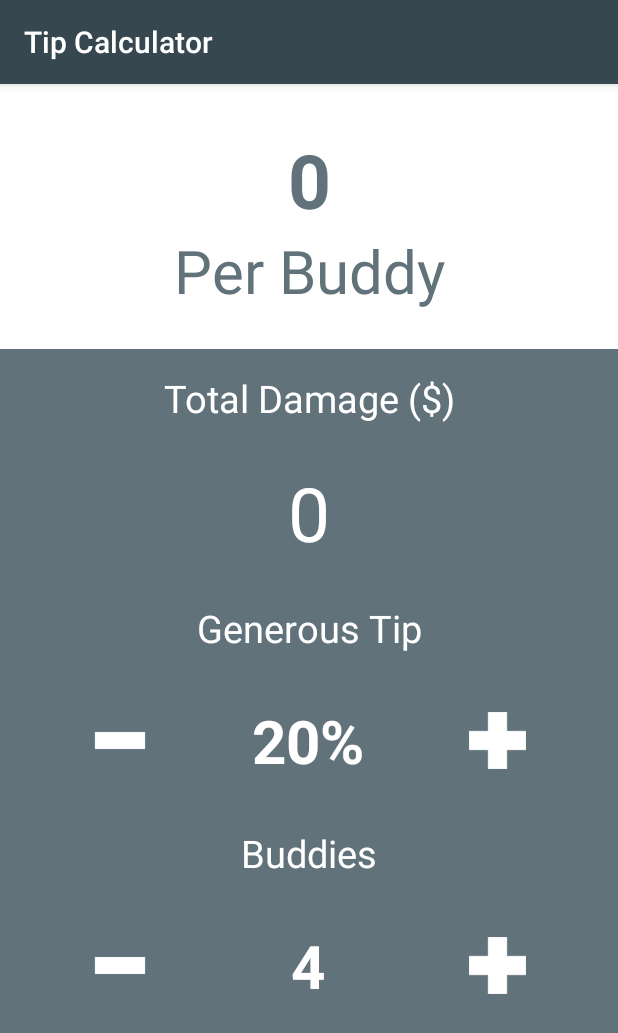
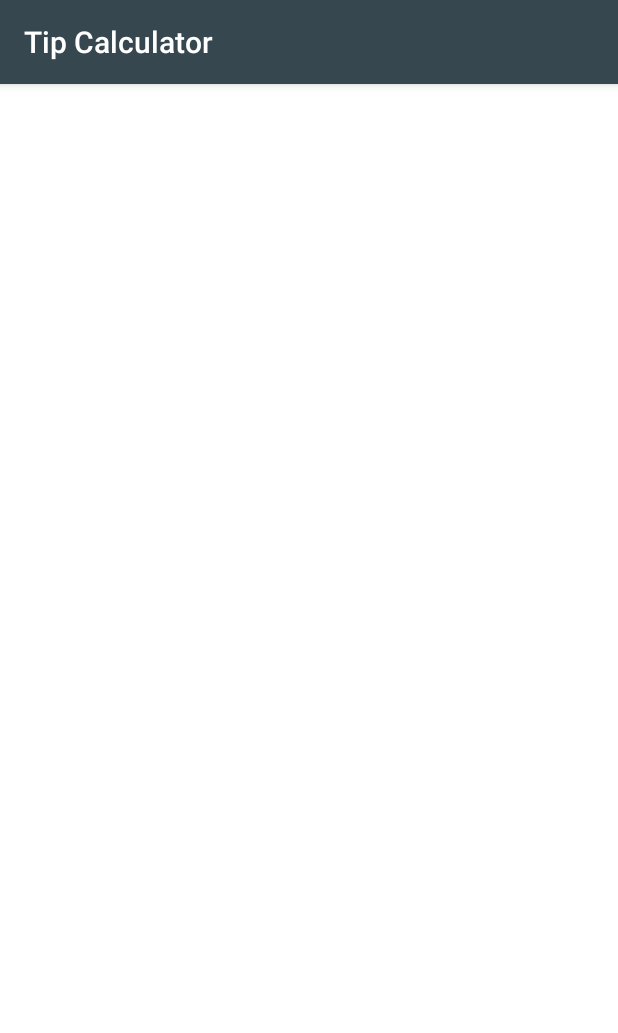
Before and after one commit to lawreyios/tipcalculator, an Android app: the screen it shows after launch (MainActivity), on a phone screen of 412 x 824 dp. Shown: the top 1033 px of the screen. Run offline under Robolectric (Android 15) with nearby library versions, the phone set to English and light mode, and no system bars.

Commit message:
Clear and Add TODOs

```diff
--- a/app/src/main/java/com/raywenderlich/android/tipcalculator/MainActivity.kt
+++ b/app/src/main/java/com/raywenderlich/android/tipcalculator/MainActivity.kt
@@ -2,16 +2,15 @@ package com.raywenderlich.android.tipcalculator
 
 import android.os.Bundle
 import android.support.v7.app.AppCompatActivity
-import android.text.Editable
-import android.text.TextWatcher
-import android.view.View
 import android.widget.EditText
 import android.widget.ImageButton
 import android.widget.TextView
 
 const val HUNDRED_PERCENT = 100.00
 
-class MainActivity : AppCompatActivity(), View.OnClickListener, TextWatcher {
+//TODO #7: Implements Button Listener
+//TODO #14: Implements TextWatcher
+class MainActivity : AppCompatActivity() {
 
     // Top Section
     private lateinit var expensePerPersonTextView: TextView
@@ -38,77 +37,32 @@ class MainActivity : AppCompatActivity(), View.OnClickListener, TextWatcher {
     }
 
     private fun initViews() {
-        expensePerPersonTextView = findViewById(R.id.expensePerPersonTextView)
-        billEditText = findViewById(R.id.billEditText)
-        billEditText.addTextChangedListener(this)
-
-        addTipButton = findViewById(R.id.addTipButton)
-        addTipButton.setOnClickListener(this)
-        tipTextView = findViewById(R.id.tipTextView)
-        subtractTipButton = findViewById(R.id.subtractTipButton)
-        subtractTipButton.setOnClickListener(this)
-
-        addPeopleButton = findViewById(R.id.addPeopleButton)
-        addPeopleButton.setOnClickListener(this)
-        numberOfPeopleTextView = findViewById(R.id.numberOfPeopleTextView)
-        subtractPeopleButton = findViewById(R.id.subtractPeopleButton)
-        subtractPeopleButton.setOnClickListener(this)
+        //TODO #6: Connect the Views
+        //TODO #8: Bind Buttons to Listener
+        //TODO #15: Bind EditText to TextWatcher
     }
 
     private fun calculateExpense() {
-
-        val totalBill = billEditText.text.toString().toDouble()
-
-        val totalExpense = ((HUNDRED_PERCENT + tipPercent) / HUNDRED_PERCENT) * totalBill
-        val individualExpense = totalExpense / numberOfPeople
-
-        expensePerPersonTextView.text = String.format("$%.2f", individualExpense)
-
+        //TODO #17: Implement and call calculateExpense as required
     }
 
-    override fun onClick(v: View?) {
-        when (v?.id) {
-            R.id.addTipButton -> incrementTip()
-            R.id.subtractTipButton -> decrementTip()
-            R.id.addPeopleButton -> incrementPeople()
-            R.id.subtractPeopleButton -> decrementPeople()
-        }
-    }
+    //TODO #9: Override onClick and implement a switch case to handle multiple buttons
 
     private fun incrementTip() {
-        tipPercent += 5
-        tipTextView.text = String.format("%d%%", tipPercent)
-        calculateExpense()
+        //TODO #10: Implement Tip Increment
     }
 
     private fun decrementTip() {
-        if (tipPercent != 0) {
-            tipPercent -= 5
-            tipTextView.text = String.format("%d%%", tipPercent)
-            calculateExpense()
-        }
+        //TODO #11: Implement Tip Decrement
     }
 
     private fun incrementPeople() {
-        numberOfPeople += 1
-        numberOfPeopleTextView.text = numberOfPeople.toString()
-        calculateExpense()
+        //TODO #12: Implement People Increment
     }
 
     private fun decrementPeople() {
-        if (numberOfPeople != 0) {
-            numberOfPeople -= 1
-            numberOfPeopleTextView.text = numberOfPeople.toString()
-            calculateExpense()
-        }
+        //TODO #13: Implement People Decrement
     }
 
-    override fun onTextChanged(s: CharSequence?, start: Int, before: Int, count: Int) {
-        if (!billEditText.text.isEmpty()) {
-            calculateExpense()
-        }
-    }
-
-    override fun afterTextChanged(s: Editable?) {}
-    override fun beforeTextChanged(s: CharSequence?, start: Int, count: Int, after: Int) {}
+    //TODO #16: Implement onTextChanged, beforeTextChanged & afterTextChanged
 }
--- a/app/src/main/res/layout/activity_main.xml
+++ b/app/src/main/res/layout/activity_main.xml
@@ -8,135 +8,28 @@
         android:background="@color/colorWhite"
         tools:context=".MainActivity">
 
-    <TextView
-            android:id="@+id/expensePerPersonTextView"
-            android:layout_width="match_parent"
-            android:layout_height="wrap_content"
-            android:textAlignment="center"
-            android:paddingTop="30dp"
-            style="@style/h1Bold"
-            android:textColor="@color/colorAccent"
-            android:text="0"/>
+    <!-- TODO #1: Build Expense Section-->
+    <!-- TODO #1a: Add an Expense TextView-->
+    <!-- TODO #1b: Add an Expense Static TextView-->
 
-    <TextView
-            android:layout_width="match_parent"
-            android:layout_height="wrap_content"
-            android:textAlignment="center"
-            android:paddingBottom="25dp"
-            style="@style/h2"
-            android:textColor="@color/colorAccent"
-            android:text="@string/perPersonStaticText"/>
+        <!-- TODO #2: Add Inputs Linear Layout-->
 
-    <LinearLayout
-            android:layout_width="match_parent"
-            android:layout_height="match_parent"
-            android:orientation="vertical"
-            android:background="@color/colorAccent">
+            <!-- TODO #3: Build Bill Section-->
+            <!-- TODO #3a: Add Bill Static TextView-->
+            <!-- TODO #3b: Add Bill EditText-->
 
-        <TextView
-                android:layout_margin="15dp"
-                android:layout_width="match_parent"
-                android:layout_height="wrap_content"
-                android:textColor="@color/colorWhite"
-                android:textAlignment="center"
-                style="@style/h4"
-                android:text="@string/billStaticText"/>
+            <!-- TODO #4: Build Tip Section-->
+            <!-- TODO #4a: Add Tip Static TextView-->
+            <!-- TODO #4b: Add Tip Linear Layout-->
+                <!-- TODO #4c: Add Tip Plus ImageButton-->
+                <!-- TODO #4d: Add Tip TextView-->
+                <!-- TODO #4d: Add Tip Minus ImageButton-->
 
-        <EditText
-                android:id="@+id/billEditText"
-                android:layout_width="match_parent"
-                android:layout_height="wrap_content"
-                android:textColor="@color/colorWhite"
-                android:inputType="numberDecimal"
-                android:maxLines="1"
-                android:textAlignment="center"
-                android:textSize="50sp"
-                style="@style/h4"
-                android:text="0"/>
-
-        <TextView
-                android:layout_margin="15dp"
-                android:layout_width="match_parent"
-                android:layout_height="wrap_content"
-                android:textColor="@color/colorWhite"
-                android:textAlignment="center"
-                android:textSize="25sp"
-                style="@style/h4"
-                android:text="@string/tipStaticText"/>
-
-        <LinearLayout
-                android:layout_width="match_parent"
-                android:layout_height="wrap_content"
-                android:orientation="horizontal">
-
-            <ImageButton
-                    android:id="@+id/subtractTipButton"
-                    style="@style/operationButton"
-                    android:layout_marginLeft="20dp"
-                    android:layout_marginStart="20dp"
-                    android:src="@drawable/subtract"/>
-
-            <TextView
-                    android:id="@+id/tipTextView"
-                    android:layout_margin="15dp"
-                    android:layout_width="0dp"
-                    android:layout_height="wrap_content"
-                    android:textColor="@color/colorWhite"
-                    android:textAlignment="center"
-                    android:layout_weight="1"
-                    style="@style/h2Bold"
-                    android:text="20%"/>
-
-            <ImageButton
-                    android:id="@+id/addTipButton"
-                    style="@style/operationButton"
-                    android:layout_marginEnd="20dp"
-                    android:layout_marginRight="20dp"
-                    android:src="@drawable/add"/>
-
-        </LinearLayout>
-
-        <TextView
-                android:layout_margin="15dp"
-                android:layout_width="match_parent"
-                android:layout_height="wrap_content"
-                android:textColor="@color/colorWhite"
-                android:textAlignment="center"
-                style="@style/h4"
-                android:text="@string/numberOfPeopleStaticText"/>
-
-        <LinearLayout
-                android:layout_width="match_parent"
-                android:layout_height="wrap_content"
-                android:orientation="horizontal">
-
-            <ImageButton
-                    android:id="@+id/subtractPeopleButton"
-                    style="@style/operationButton"
-                    android:layout_marginStart="20dp"
-                    android:layout_marginLeft="20dp"
-                    android:src="@drawable/subtract"/>
-
-            <TextView
-                    android:id="@+id/numberOfPeopleTextView"
-                    android:layout_margin="15dp"
-                    android:layout_width="0dp"
-                    android:layout_height="wrap_content"
-                    android:textColor="@color/colorWhite"
-                    android:textAlignment="center"
-                    android:layout_weight="1"
-                    style="@style/h2Bold"
-                    android:text="4"/>
-
-            <ImageButton
-                    android:id="@+id/addPeopleButton"
-                    style="@style/operationButton"
-                    android:layout_marginRight="20dp"
-                    android:layout_marginEnd="20dp"
-                    android:src="@drawable/add"/>
-
-        </LinearLayout>
-
-    </LinearLayout>
+            <!-- TODO #5: Build People Section-->
+            <!-- TODO #5a: Add People Static TextView-->
+            <!-- TODO #5b: Add People Linear Layout-->
+                <!-- TODO #5c: Add People Plus ImageButton-->
+                <!-- TODO #5d: Add People TextView-->
+                <!-- TODO #5d: Add People Minus ImageButton-->
 
 </LinearLayout>
```
